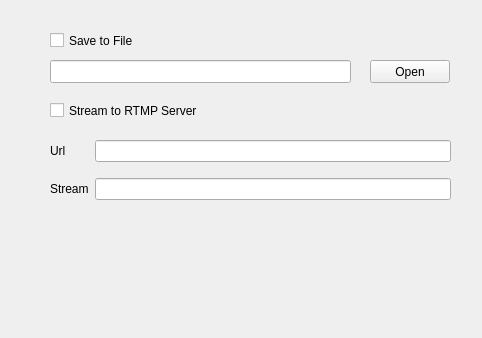
keyanmca/DesktopLiveManager, file core/general.ui: the form before one commit.
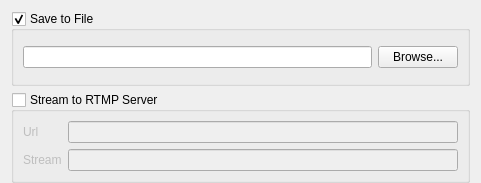
The form after the commit.

Commit message: changed setting view layout and fixed a few bugs

Patch:
```diff
--- a/core/general.ui
+++ b/core/general.ui
@@ -1,65 +1,59 @@
 <?xml version="1.0" encoding="UTF-8"?>
 <ui version="4.0">
- <class>GeneralTab</class>
- <widget class="QWidget" name="GeneralTab">
+ <class>GeneralSetting</class>
+ <widget class="QWidget" name="GeneralSetting">
   <property name="geometry">
    <rect>
     <x>0</x>
     <y>0</y>
-    <width>482</width>
-    <height>338</height>
+    <width>481</width>
+    <height>183</height>
    </rect>
   </property>
   <property name="windowTitle">
    <string>Form</string>
   </property>
+  <layout class="QVBoxLayout" name="verticalLayout">
+   <property name="bottomMargin">
+    <number>0</number>
+   </property>
+   <item>
+    <widget class="QGroupBox" name="save_to_file_">
+     <property name="title">
+      <string>Save to File</string>
+     </property>
+     <property name="flat">
+      <bool>false</bool>
+     </property>
+     <property name="checkable">
+      <bool>true</bool>
+     </property>
+     <layout class="QHBoxLayout" name="horizontalLayout">
+      <item>
+       <widget class="QLineEdit" name="dest_file_"/>
+      </item>
+      <item>
   <widget class="QPushButton" name="open_dest_file_">
-   <property name="geometry">
-    <rect>
-     <x>370</x>
-     <y>60</y>
-     <width>80</width>
-     <height>23</height>
-    </rect>
-   </property>
    <property name="text">
-    <string>Open</string>
-   </property>
-  </widget>
-  <widget class="QLineEdit" name="dest_file_">
-   <property name="geometry">
-    <rect>
-     <x>50</x>
-     <y>60</y>
-     <width>301</width>
-     <height>23</height>
-    </rect>
-   </property>
-  </widget>
-  <widget class="QWidget" name="gridLayoutWidget">
-   <property name="geometry">
-    <rect>
-     <x>50</x>
-     <y>130</y>
-     <width>401</width>
-     <height>80</height>
-    </rect>
+         <string>Browse...</string>
+        </property>
+       </widget>
+      </item>
+     </layout>
+    </widget>
+   </item>
+   <item>
+    <widget class="QGroupBox" name="stream_to_server_">
+     <property name="title">
+      <string>Stream to RTMP Server</string>
+     </property>
+     <property name="checkable">
+      <bool>true</bool>
+     </property>
+     <property name="checked">
+      <bool>false</bool>
    </property>
    <layout class="QGridLayout" name="gridLayout">
-    <item row="1" column="1">
-     <widget class="QLineEdit" name="rtmp_stream_">
-      <property name="text">
-       <string/>
-      </property>
-     </widget>
-    </item>
-    <item row="0" column="1">
-     <widget class="QLineEdit" name="rtmp_url_">
-      <property name="text">
-       <string/>
-      </property>
-     </widget>
-    </item>
     <item row="0" column="0">
      <widget class="QLabel" name="label">
       <property name="text">
@@ -67,6 +61,13 @@
       </property>
      </widget>
     </item>
+      <item row="0" column="1">
+       <widget class="QLineEdit" name="rtmp_url_">
+        <property name="text">
+         <string/>
+        </property>
+       </widget>
+      </item>
     <item row="1" column="0">
      <widget class="QLabel" name="label_2">
       <property name="text">
@@ -74,34 +75,17 @@
       </property>
      </widget>
     </item>
-   </layout>
-  </widget>
-  <widget class="QCheckBox" name="stream_to_server_">
-   <property name="geometry">
-    <rect>
-     <x>50</x>
-     <y>100</y>
-     <width>191</width>
-     <height>21</height>
-    </rect>
-   </property>
+      <item row="1" column="1">
+       <widget class="QLineEdit" name="rtmp_stream_">
    <property name="text">
-    <string>Stream to RTMP Server</string>
-   </property>
-  </widget>
-  <widget class="QCheckBox" name="save_to_file_">
-   <property name="geometry">
-    <rect>
-     <x>50</x>
-     <y>30</y>
-     <width>141</width>
-     <height>21</height>
-    </rect>
-   </property>
-   <property name="text">
-    <string>Save to File</string>
-   </property>
-  </widget>
+         <string/>
+        </property>
+       </widget>
+      </item>
+     </layout>
+    </widget>
+   </item>
+  </layout>
  </widget>
  <resources/>
  <connections/>
```
Lines whose indentation alone changed are shown as unchanged. The commit also changes 29 other files.
